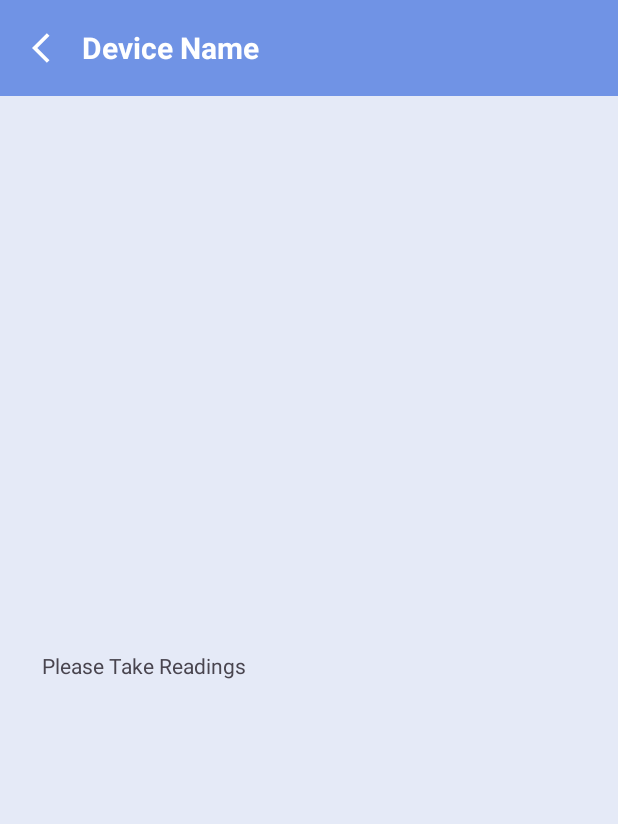
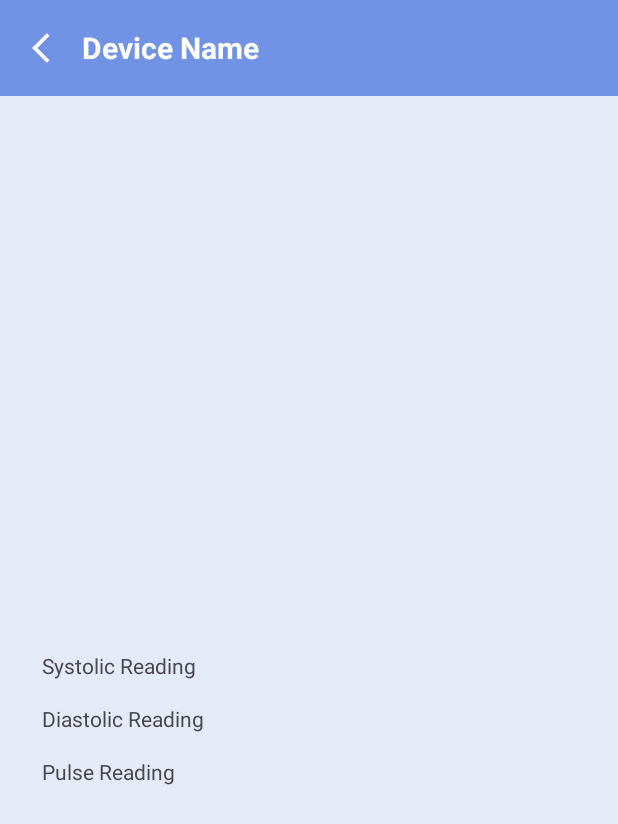
Before and after one commit to kameshkannanHumworld/Healthcare, an Android app: the DeviceInfoActivity screen opened directly, with no data from a screen before it, on a phone screen of 412 x 824 dp. Shown: the top 824 px of the screen. Run offline under Robolectric (Android 15) with nearby library versions, the light colour scheme and no system bars.

Commit message:
first commit

```diff
--- a/app/src/main/java/com/example/healthcare/BluetoothModule/MyBluetoothGattCallback.java
+++ b/app/src/main/java/com/example/healthcare/BluetoothModule/MyBluetoothGattCallback.java
@@ -21,16 +21,21 @@ import com.example.healthcare.BottomSheetDialog.MyBottomSheetDialogFragment;
 import com.example.healthcare.Converters.ConverterClass;
 import com.example.healthcare.DeviceInfoActivity;
 
+import java.util.Arrays;
 import java.util.List;
 import java.util.Objects;
 import java.util.UUID;
 
 public class MyBluetoothGattCallback extends BluetoothGattCallback {
     BluetoothGatt bluetoothGatt;
-    MyBottomSheetDialogFragment bottomSheetDialogFragment;
 
 
     private static final String TAG = "TAGi";
+    public static String DEVICE_INFO_CLASS_SET_TEXT = null;
+    private static final int REQUEST_CODE = 100;
+    public static final int RESULT_REFRESH = 101;
+
+    public static final int REQUEST_CODE_DEVICE_INFO = 101;
     Context context;
 
     public MyBluetoothGattCallback(Context context) {
@@ -71,13 +76,15 @@ public class MyBluetoothGattCallback extends BluetoothGattCallback {
             // Services discovered, you can now communicate with characteristics
             Log.d(TAG, "onConnectionStateChange: GATT_SUCCESS " + status);
             Log.d("BluetoothGattCallback", "Discovered " + gatt.getServices().size() + " services for " + gatt.getDevice().getAddress());
+
+            //intent to Device information Activity
             Intent intent = new Intent(context, DeviceInfoActivity.class);
+            intent.putExtra("DEVICE_NAME", gatt.getDevice().getName());
             context.startActivity(intent);
-//            ((Activity)context).finish();
             ((Activity) context).getParentActivityIntent();
+
+            //Get Readings Method
             printGattTable(gatt);
-
-
         }
     }
 
@@ -85,6 +92,12 @@ public class MyBluetoothGattCallback extends BluetoothGattCallback {
     public void onCharacteristicChanged(BluetoothGatt gatt, BluetoothGattCharacteristic characteristic) {
         super.onCharacteristicChanged(gatt, characteristic);
         byte[] byteArray = characteristic.getValue();
+
+        if (Objects.equals(ConverterClass.byteToHexadecimal(byteArray, false), "a5")) {
+            DEVICE_INFO_CLASS_SET_TEXT = "Please Start the Device to take reading";
+        }else{
+            DEVICE_INFO_CLASS_SET_TEXT = "Please wait Device is Taking reading";
+        }
 
         List<String> pairs = ConverterClass.getPairsFromHexString(byteArray);
 
@@ -97,10 +110,11 @@ public class MyBluetoothGattCallback extends BluetoothGattCallback {
             URION_BP_SYSTOLIC_READINGS = ConverterClass.hexadecimalToDecimal(pairs.get(3));
             URION_BP_DIASTOLIC_READINGS = ConverterClass.hexadecimalToDecimal(pairs.get(4));
             URION_BP_PULSE_READINGS = ConverterClass.hexadecimalToDecimal(pairs.get(5));
+
+
         }
 
 
-//        Log.d(TAG, "onCharacteristicChanged: "+ ConverterClass.byteToHexadecimal(byteArray,true));
     }
 
     @SuppressLint("MissingPermission")
@@ -130,6 +144,7 @@ public class MyBluetoothGattCallback extends BluetoothGattCallback {
                 Log.w(TAG, "printGattTable: --" + characteristic.getUuid());
             }
             Log.i("printGattTable", "\nService " + service.getUuid() + "\nCharacteristics:\n" + characteristicsTable.toString());
+
         }
 
         //use the below method to understand the UUID read/write/notify
--- a/app/src/main/java/com/example/healthcare/DeviceInfoActivity.java
+++ b/app/src/main/java/com/example/healthcare/DeviceInfoActivity.java
@@ -1,11 +1,17 @@
 package com.example.healthcare;
 
 import static com.example.healthcare.BleDevices.UrionBp.*;
+import static com.example.healthcare.BluetoothModule.MyBluetoothGattCallback.*;
 
 import androidx.appcompat.app.AppCompatActivity;
 
 import android.annotation.SuppressLint;
+import android.app.Activity;
+import android.content.Intent;
+import android.os.AsyncTask;
 import android.os.Bundle;
+import android.os.Handler;
+import android.util.Log;
 import android.view.View;
 import android.widget.ImageView;
 import android.widget.TextView;
@@ -13,7 +19,39 @@ import android.widget.TextView;
 
 public class DeviceInfoActivity extends AppCompatActivity {
     ImageView backButton;
-    TextView systolicReading, diastolicReading, pulseReading;
+    Handler handler = new Handler();
+    Runnable runnable;
+    String deviceName;
+    TextView systolicReadingTextView, diastolicReadingTextView, pulseReadingTextView, deviceNameTextView, deviceInfoTextView;
+
+
+
+    private BackgroundTask backgroundTask;
+
+    private class BackgroundTask extends AsyncTask<Void, Void, Void> {
+        @Override
+        protected Void doInBackground(Void... voids) {
+            while (true) {
+                if (isCancelled()) {
+                    break;
+                }
+                publishProgress(); // This will call onProgressUpdate()
+                try {
+                    Thread.sleep(1000); // Sleep for 1 second
+                } catch (InterruptedException e) {
+                    e.printStackTrace();
+                }
+            }
+            return null;
+        }
+
+        @Override
+        protected void onProgressUpdate(Void... values) {
+            refresh();
+        }
+    }
+
+
 
     @Override
     protected void onCreate(Bundle savedInstanceState) {
@@ -23,36 +61,93 @@ public class DeviceInfoActivity extends AppCompatActivity {
         //Assign Id Here
         idAssignHere();
 
+        // Start background task
+        backgroundTask = new BackgroundTask();
+        backgroundTask.execute();
+
+        //get device name
+        deviceNameTextView.setText(getIntent().getStringExtra("DEVICE_NAME"));
+
         //Assign Readings Value here
-        assignReadingsValueHere();
+//        assignReadingsValueHere();
 
         //back Button Method
         backButtonMethod();
     }
 
+    private void refreshMethod() {
+
+        runnable = new Runnable() {
+            @Override
+            public void run() {
+                refresh();
+                handler.postDelayed(this, 1000); // Refresh every 1000 milliseconds (1 second)
+            }
+        };
+        startAutoRefresh();
+
+    }
+
+    private void startAutoRefresh() {
+        handler.postDelayed(runnable, 1000); // Start the auto-refresh runnable
+    }
+
+    private void stopAutoRefresh() {
+        handler.removeCallbacks(runnable); // Stop the auto-refresh runnable
+    }
+
+    @SuppressLint("SetTextI18n")
+    private void refresh() {
+        deviceInfoTextView.setText(DEVICE_INFO_CLASS_SET_TEXT);
+        if (URION_BP_SYSTOLIC_READINGS != null && URION_BP_DIASTOLIC_READINGS != null && URION_BP_PULSE_READINGS != null) {
+            Log.d("TAGi", "refresh: ");
+            systolicReadingTextView.setText("Systolic reading: " + URION_BP_SYSTOLIC_READINGS);
+            diastolicReadingTextView.setText("Diastolic reading: " + URION_BP_DIASTOLIC_READINGS);
+            pulseReadingTextView.setText("Pulse reading: " + URION_BP_PULSE_READINGS);
+            deviceInfoTextView.setVisibility(View.GONE);
+        }
+    }
+
     @SuppressLint("SetTextI18n")
     private void assignReadingsValueHere() {
         if (URION_BP_SYSTOLIC_READINGS != null && URION_BP_DIASTOLIC_READINGS != null && URION_BP_PULSE_READINGS != null) {
-            systolicReading.setText("Systolic reading: " + URION_BP_SYSTOLIC_READINGS);
-            diastolicReading.setText("Diastolic reading: " + URION_BP_DIASTOLIC_READINGS);
-            pulseReading.setText("Pulse reading: " + URION_BP_PULSE_READINGS);
-        }else{
-            systolicReading.setText("Please Take Readings");
-            diastolicReading.setVisibility(View.GONE);
-            pulseReading.setVisibility(View.GONE);
+            systolicReadingTextView.setText("Systolic reading: " + URION_BP_SYSTOLIC_READINGS);
+            diastolicReadingTextView.setText("Diastolic reading: " + URION_BP_DIASTOLIC_READINGS);
+            pulseReadingTextView.setText("Pulse reading: " + URION_BP_PULSE_READINGS);
+        } else {
+            systolicReadingTextView.setVisibility(View.GONE);
+            diastolicReadingTextView.setVisibility(View.GONE);
+            pulseReadingTextView.setVisibility(View.GONE);
         }
     }
 
     private void idAssignHere() {
-        systolicReading = findViewById(R.id.systolicReading);
-        diastolicReading = findViewById(R.id.diastolicReading);
-        pulseReading = findViewById(R.id.pulseReading);
+        systolicReadingTextView = findViewById(R.id.systolicReading);
+        diastolicReadingTextView = findViewById(R.id.diastolicReading);
+        pulseReadingTextView = findViewById(R.id.pulseReading);
         backButton = findViewById(R.id.deviceInfoBackButton);
+        deviceNameTextView = findViewById(R.id.deviceNameTextView);
+        deviceInfoTextView = findViewById(R.id.deviceInfoTextView);
     }
 
     private void backButtonMethod() {
         backButton.setOnClickListener(v -> {
-            onBackPressed(); // This will simulate the behavior of the back button press
+            onBackPressed();
+            backgroundTask.cancel(true);
         });
     }
+
+
+
+
+
+    @Override
+    protected void onDestroy() {
+        super.onDestroy();
+        backgroundTask.cancel(true);
+    }
+
+
+
+
 }
--- a/app/src/main/res/layout/activity_device_info.xml
+++ b/app/src/main/res/layout/activity_device_info.xml
@@ -50,6 +50,20 @@
             android:orientation="vertical">
 
             <TextView
+                android:id="@+id/deviceNameTextView"
+                android:layout_width="match_parent"
+                android:layout_margin="8dp"
+                android:layout_height="wrap_content"
+                android:text="Device Name" />
+
+            <TextView
+                android:id="@+id/deviceInfoTextView"
+                android:layout_width="match_parent"
+                android:layout_margin="8dp"
+                android:layout_height="wrap_content"
+                android:text="Device Info" />
+
+            <TextView
                 android:id="@+id/systolicReading"
                 android:layout_width="match_parent"
                 android:layout_margin="8dp"
```
Also changed, not shown: app/src/main/java/com/example/healthcare/BottomSheetDialog/MyBottomSheetDialogFragment.java (+6 -1 lines).
